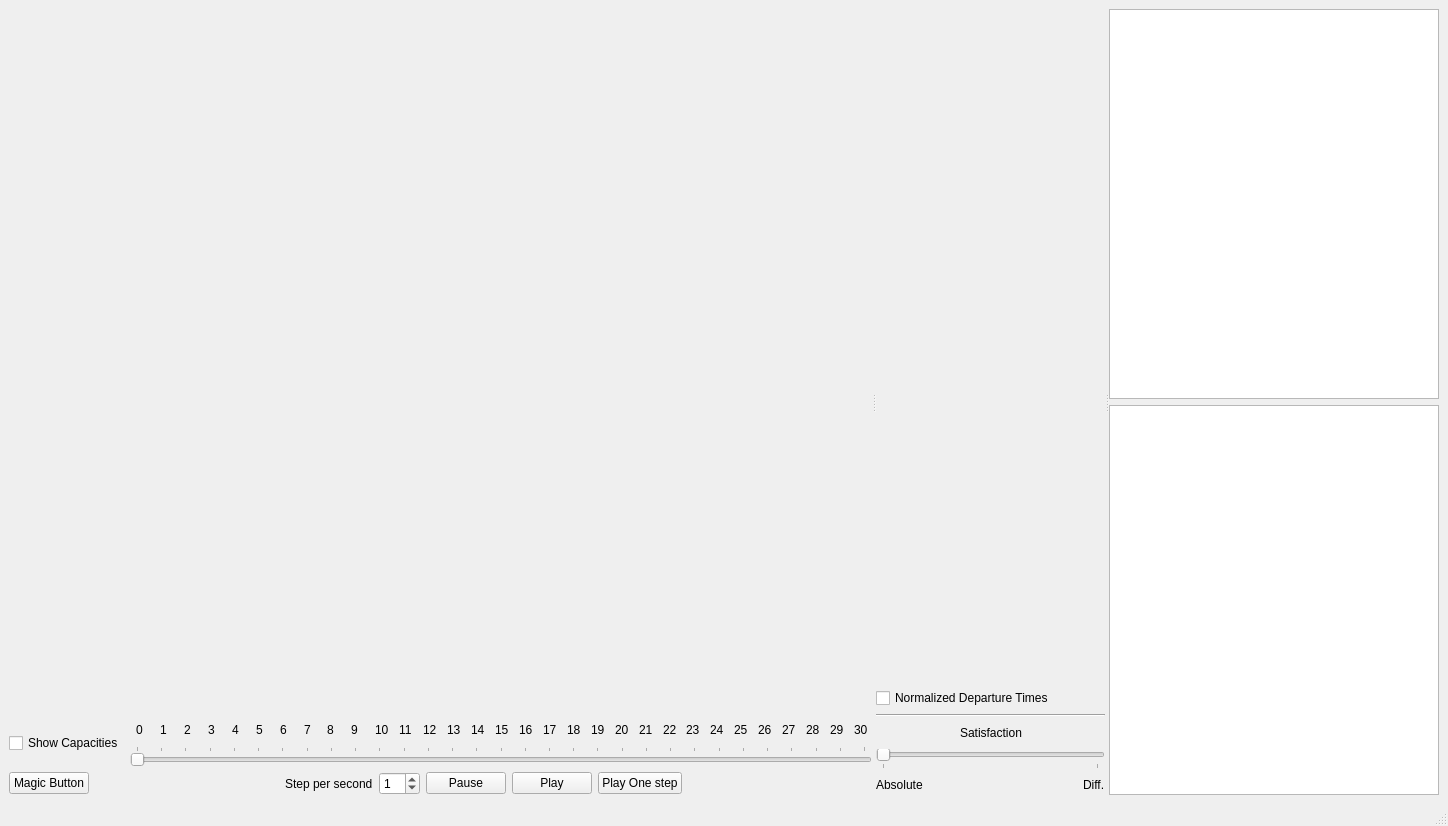
ELSA-Project/ELSA-ABM-StratS, file story_maker/interface_template_new.ui: the form before one commit.
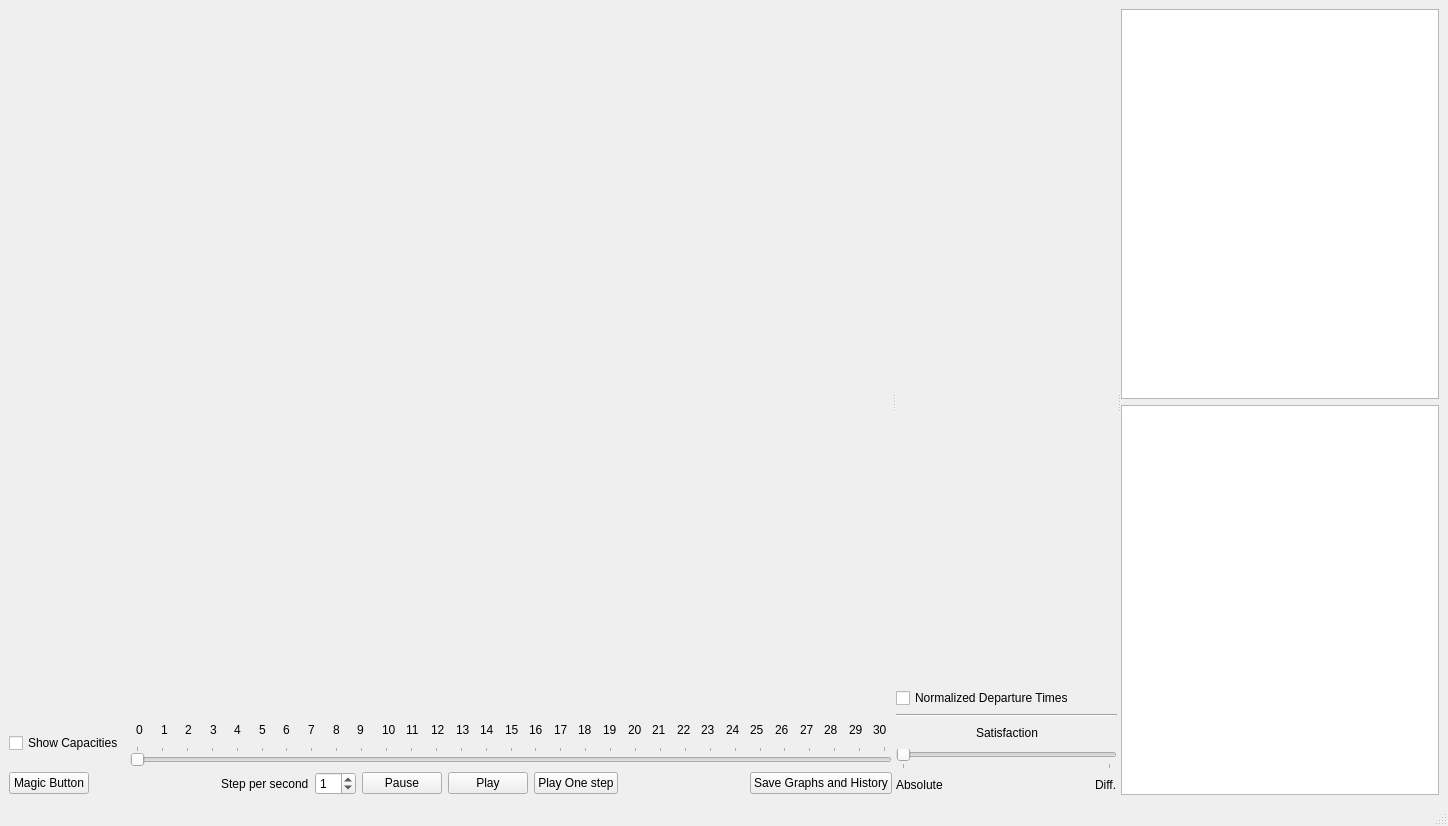
The form after the commit.

```diff
--- a/story_maker/interface_template_new.ui
+++ b/story_maker/interface_template_new.ui
@@ -370,6 +370,13 @@
             </property>
            </spacer>
           </item>
+          <item>
+           <widget class="QPushButton" name="saveGraphs">
+            <property name="text">
+             <string>Save Graphs and History</string>
+            </property>
+           </widget>
+          </item>
          </layout>
         </item>
        </layout>
```
